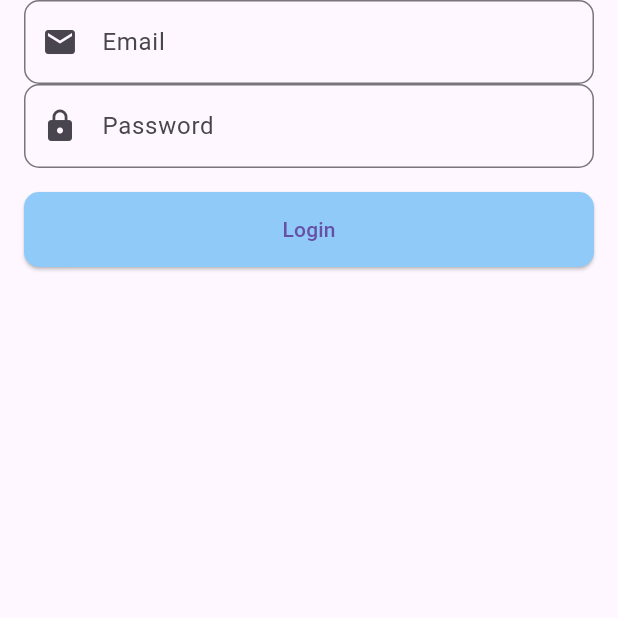
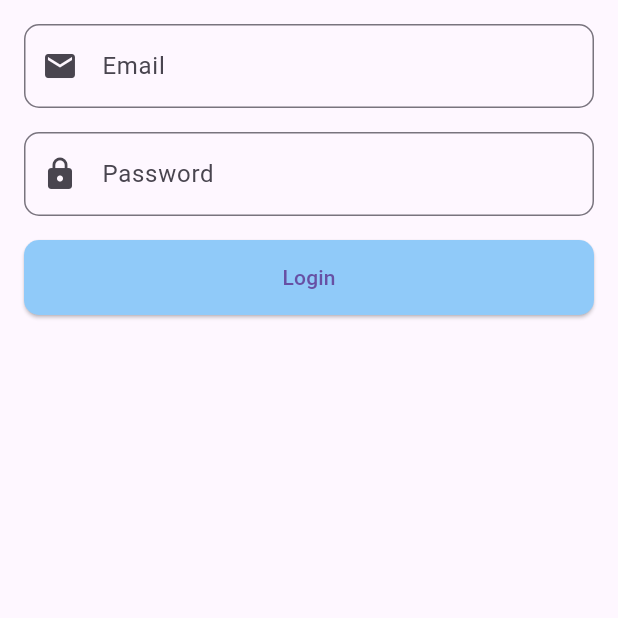
Before and after one commit to ishan941/provider_prac, a Flutter app: the screen it shows after launch, on a phone screen of 412 x 824 dp, the top half of it. Run offline on Flutter 3.47's test engine with Material 3 defaults, Android fonts, the phone set to English and light mode, and no system bars; our stand-ins replace firebase_auth, firebase_core; accounts and stored records are empty.

Commit message:
Refactor CustomTextFormField to use final fields for better immutability and maintainability

```diff
--- a/lib/widgets/custom_text_form_field.dart
+++ b/lib/widgets/custom_text_form_field.dart
@@ -1,12 +1,12 @@
 import 'package:flutter/material.dart';
 
 class CustomTextFormField extends StatelessWidget {
-  String? hintText;
-  bool obscureText;
-  Widget? prefixIcon;
-  Widget? suffixIcon;
-  TextEditingController? controller;
-  CustomTextFormField({
+  final String? hintText;
+  final bool obscureText;
+  final Widget? prefixIcon;
+  final Widget? suffixIcon;
+  final TextEditingController? controller;
+  const CustomTextFormField({
     this.hintText,
     this.obscureText = false,
     this.prefixIcon,
@@ -17,7 +17,9 @@ class CustomTextFormField extends StatelessWidget {
 
   @override
   Widget build(BuildContext context) {
-    return TextFormField(
+    return Padding(
+      padding: const EdgeInsets.only(top: 16.0),
+      child: TextFormField(
         decoration: InputDecoration(
           border: OutlineInputBorder(
             borderRadius: BorderRadius.circular(10),
@@ -29,6 +31,7 @@ class CustomTextFormField extends StatelessWidget {
         ),
         obscureText: obscureText,
         controller: controller,
+      ),
     );
   }
 }
```
Lines whose indentation alone changed are shown as unchanged.
